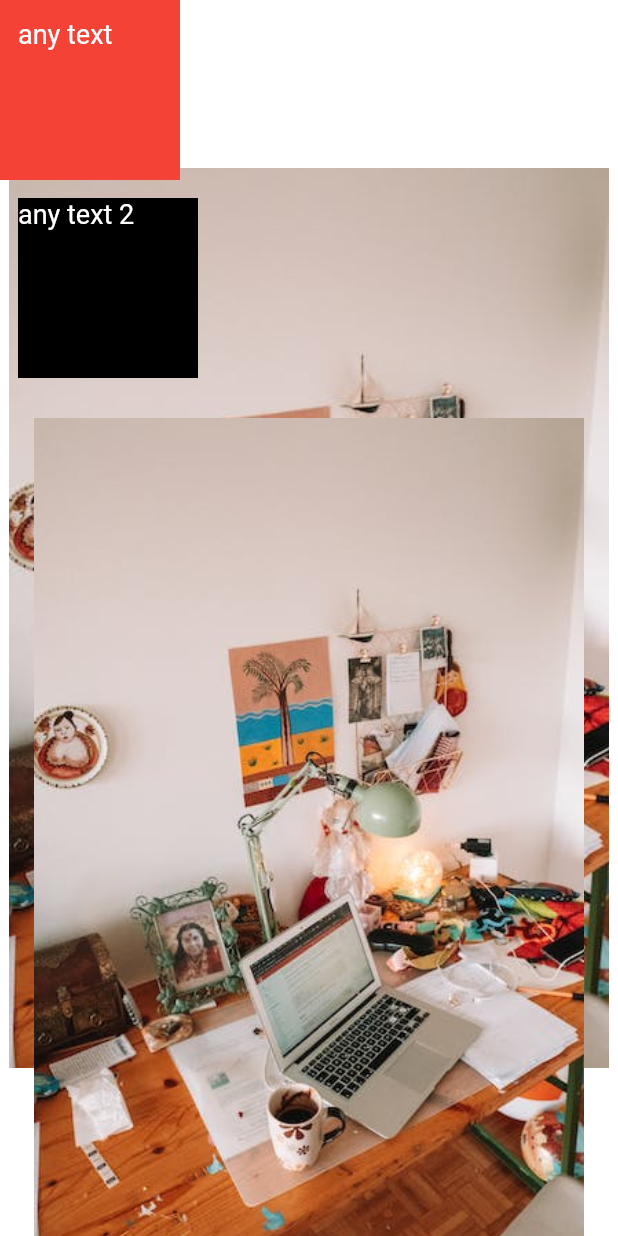
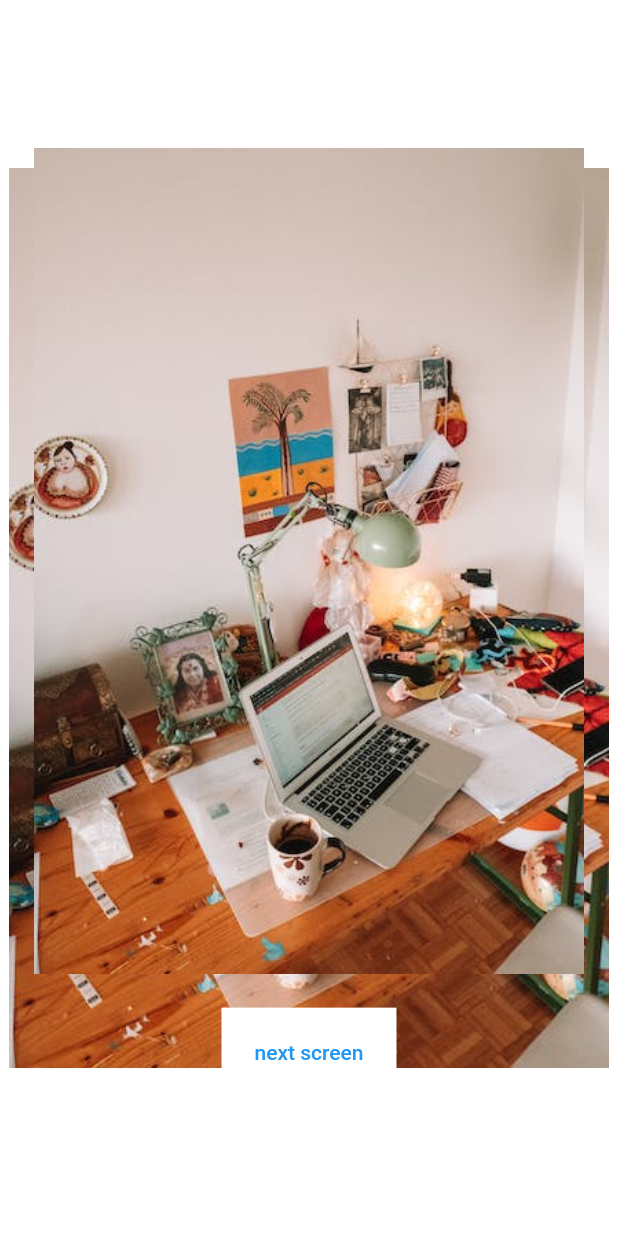
Before and after one commit to AwaeshaHuss/first_app, a Flutter app: the screen it shows after launch, on a phone screen of 412 x 824 dp. Run offline on Flutter 3.47's test engine with Material 2 defaults, Android fonts, the phone set to English and light mode, and no system bars.

Commit message:
code updated

```diff
--- a/lib/app_routes.dart
+++ b/lib/app_routes.dart
@@ -1,6 +1,9 @@
+
 import 'package:firstapp/screens/home_screen.dart';
+import 'package:firstapp/screens/second_screen.dart';
 import 'package:flutter/material.dart';
 
 Map<String, WidgetBuilder> app_routes = {
   HomeScreen.id:(context) => const HomeScreen(),
+  SecondScreen.id:(context) => const SecondScreen(),
 };
--- a/lib/screens/home_screen.dart
+++ b/lib/screens/home_screen.dart
@@ -1,3 +1,4 @@
+import 'package:firstapp/screens/second_screen.dart';
 import 'package:flutter/material.dart';
 
 class HomeScreen extends StatefulWidget {
@@ -15,6 +16,7 @@ class _HomeScreenState extends State<HomeScreen> {
       // => Scaffold widget holds the screen theme
       backgroundColor: Colors.white,
       body: Container(
+        alignment: Alignment.center,
         padding: EdgeInsets.zero,
         margin: EdgeInsets.zero,
         decoration: const BoxDecoration(
@@ -23,42 +25,60 @@ class _HomeScreenState extends State<HomeScreen> {
         ),
         child: SingleChildScrollView(
           scrollDirection: Axis.vertical,
-          child: Column(
-            mainAxisAlignment: MainAxisAlignment.center,
-            // => the main alignment for the column childs
-            crossAxisAlignment: CrossAxisAlignment.start,
-            // => the secondary alignment for the column childs
+          child: Stack(
+            // mainAxisAlignment: MainAxisAlignment.center,
+            // => the main alignment for the column childs.
+            // crossAxisAlignment: CrossAxisAlignment.start,
+            // => the secondary alignment for the column childs.
+            alignment: Alignment.center,
+            clipBehavior: Clip.none,
             children: [
-              Container(
-                  width: 120,
-                  height: 120,
-                  padding: const EdgeInsets.all(12.0),
-                  color: Colors.red,
-                  child: const Text(
-                    'any text',
-                    style: TextStyle(color: Colors.white, fontSize: 18),
-                  )),
-              Container(
-                width: 120,
-                height: 120,
-                margin: const EdgeInsets.all(12.0),
-                color: Colors.black,
-                child: const Text(
-                  'any text 2',
-                  style: TextStyle(color: Colors.white, fontSize: 18),
-                ),
+              // Positioned(
+              //   top: 20,
+              //   child: Container(
+              //       width: 120,
+              //       height: 120,
+              //       padding: const EdgeInsets.all(12.0),
+              //       color: Colors.red,
+              //       child: const Text(
+              //         'any text',
+              //         style: TextStyle(color: Colors.white, fontSize: 18),
+              //       )),
+              // ),
+              // Positioned(
+              //   top: 30,
+              //   child: Container(
+              //     width: 120,
+              //     height: 120,
+              //     margin: const EdgeInsets.all(12.0),
+              //     color: Colors.black,
+              //     child: const Text(
+              //       'any text 2',
+              //       style: TextStyle(color: Colors.white, fontSize: 18),
+              //     ),
+              //   ),
+              // ),
+              Column(
+                children: [
+                  Container(
+                      margin: const EdgeInsets.symmetric(
+                          vertical: 14.5, horizontal: 22.5),
+                      child: Image.asset('assets/images/laptop.jpeg')),
+                       TextButton(onPressed: (){
+                    Navigator.pushNamed(context, SecondScreen.id);
+                  }, child: Container(
+                    color: Colors.white,
+                    padding: EdgeInsets.all(22),
+                    child: Text('next screen')))
+                ],
               ),
-              Container(
-                  margin: const EdgeInsets.symmetric(
-                      vertical: 14.5, horizontal: 22.5),
-                  child: Image.asset('assets/images/laptop.jpeg')),
             ],
           ),
         ),
       ),
       // padding => spacing for the same widget ( inner spacing )
       // margin => spacing for the same widget ( outer spacing )
-      // widget tree => the hirarichy for the widgets in the same screen, or the position for the widgets in the screen.
+      // widget tree => the hiecrarchy for the widgets in the same screen, or the position for the widgets in the screen.
     );
   }
 }
```
Also changed, not shown: lib/screens/second_screen.dart (added, +89 -0 lines), pubspec.yaml (+12 -0 lines), assets/icons/app_icon.png (added), pubspec.lock, 27 other files.
